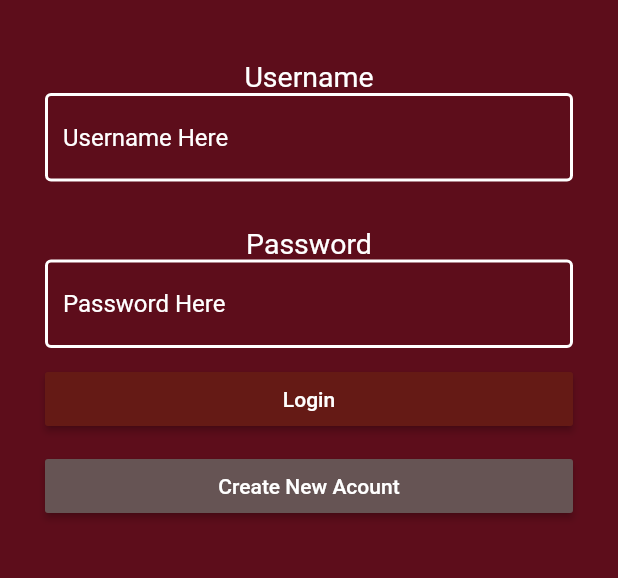
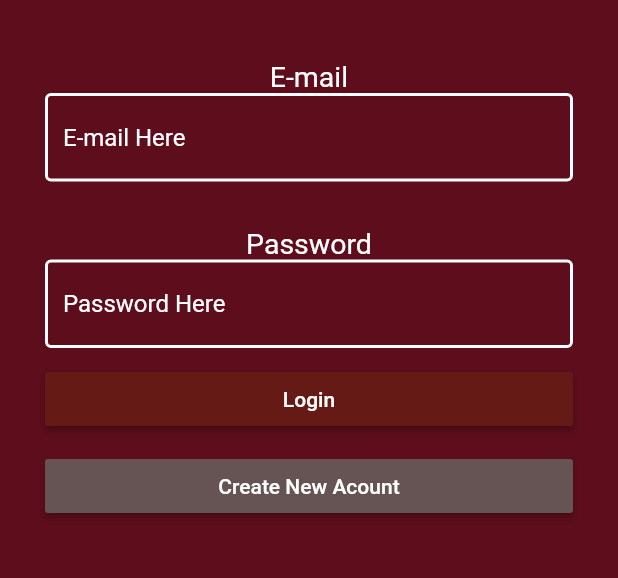
Before and after one commit to Oscarrr00/CharacterKeeper, a Flutter app: the screen it shows after launch, on a phone screen of 412 x 824 dp, the part 345-923 px from its top. Run offline on Flutter 3.47's test engine with Material 2 defaults, Android fonts, the light colour scheme and no system bars; our stand-ins replace cloud_firestore, firebase_auth, firebase_core, firebase_storage, image_picker and 1 more; missing offline and left inert: dart:ffi; accounts and stored records are empty.

Commit message:
Minor Fixes
Corrected the email prompt in the main screen and changed the app name to "Character Keeper"

```diff
--- a/character_keeper/lib/pages/home_page.dart
+++ b/character_keeper/lib/pages/home_page.dart
@@ -28,8 +28,8 @@ class HomePage extends StatelessWidget {
                   textAlign: TextAlign.center),
               SizedBox(height: 10),
               InputText(
-                  label: "Username",
-                  hintText: "Username Here",
+                  label: "E-mail",
+                  hintText: "E-mail Here",
                   controller: usernameController,
                   color: Colors.white),
               InputText(
```
Also changed, not shown: 1 other file.
